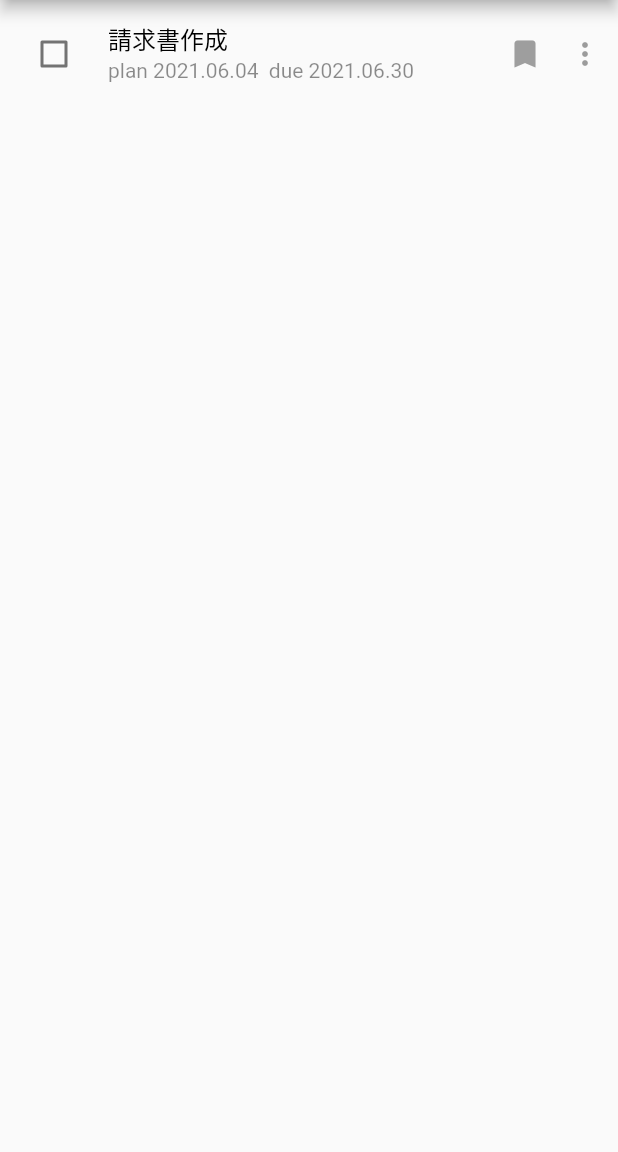
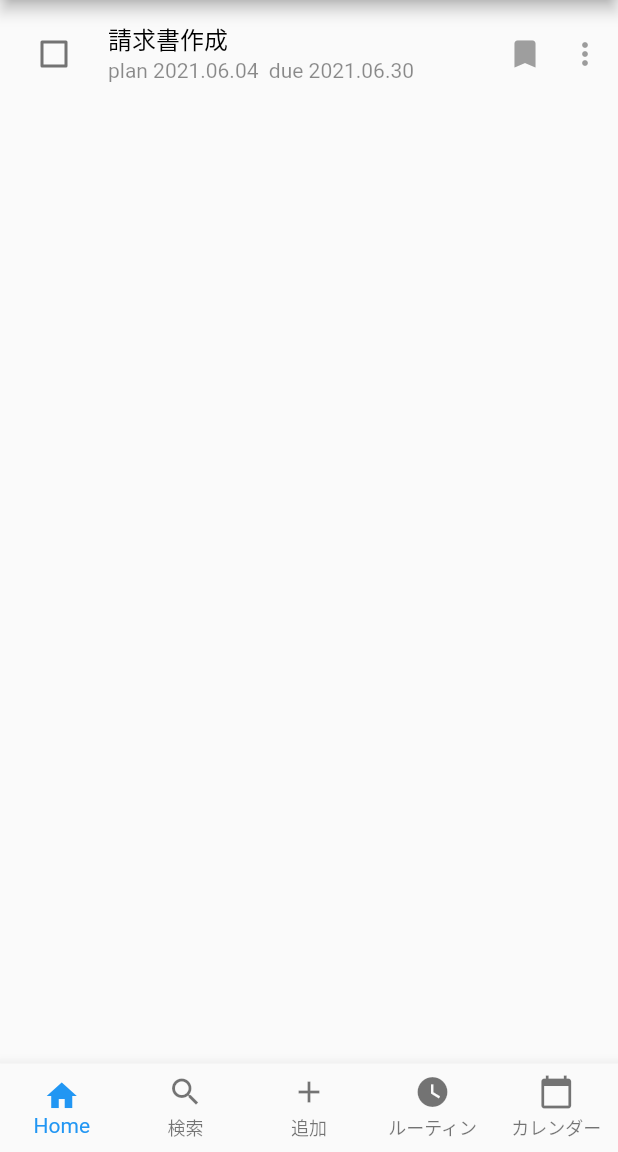
Before and after one commit to kymx1983/personal_task_mobile, a Flutter app: the screen it shows after launch, on a phone screen of 412 x 824 dp, the part 84-1236 px from its top. Run offline on Flutter 3.47's test engine with Material 2 defaults, Android fonts, the phone set to English and light mode, and no system bars.

Commit message:
Footerを追加

```diff
--- /dev/null
+++ b/lib/footer.dart
@@ -0,0 +1,39 @@
+import 'package:flutter/material.dart';
+
+class Footer extends StatefulWidget {
+  const Footer();
+
+  @override
+  _Footer createState() => _Footer();
+}
+
+class _Footer extends State {
+  @override
+  Widget build(BuildContext context) {
+    return BottomNavigationBar(
+      type: BottomNavigationBarType.fixed,
+      items: const [
+        BottomNavigationBarItem(
+          icon: Icon(Icons.home),
+          label: 'Home',
+        ),
+        BottomNavigationBarItem(
+          icon: Icon(Icons.search),
+          label: '検索',
+        ),
+        BottomNavigationBarItem(
+          icon: Icon(Icons.add),
+          label: '追加',
+        ),
+        BottomNavigationBarItem(
+          icon: Icon(Icons.watch_later),
+          label: 'ルーティン',
+        ),
+        BottomNavigationBarItem(
+          icon: Icon(Icons.calendar_today),
+          label: 'カレンダー',
+        ),
+      ],
+    );
+  }
+}
--- a/lib/main.dart
+++ b/lib/main.dart
@@ -1,4 +1,5 @@
 import 'package:flutter/material.dart';
+import 'footer.dart';
 
 void main() {
   runApp(MyApp());
@@ -11,19 +12,7 @@ class MyApp extends StatelessWidget {
     return MaterialApp(
       title: 'Flutter Demo',
       theme: ThemeData(
-        // This is the theme of your application.
-        //
-        // Try running your application with "flutter run". You'll see the
-        // application has a blue toolbar. Then, without quitting the app, try
-        // changing the primarySwatch below to Colors.green and then invoke
-        // "hot reload" (press "r" in the console where you ran "flutter run",
-        // or simply save your changes to "hot reload" in a Flutter IDE).
-        // Notice that the counter didn't reset back to zero; the application
-        // is not restarted.
         primarySwatch: Colors.blue,
-        // This makes the visual density adapt to the platform that you run
-        // the app on. For desktop platforms, the controls will be smaller and
-        // closer together (more dense) than on mobile platforms.
         visualDensity: VisualDensity.adaptivePlatformDensity,
       ),
       home: MyHomePage(title: 'Flutter Demo Home Page'),
@@ -33,15 +22,6 @@ class MyApp extends StatelessWidget {
 
 class MyHomePage extends StatefulWidget {
   MyHomePage({Key key, this.title}) : super(key: key);
-
-  // This widget is the home page of your application. It is stateful, meaning
-  // that it has a State object (defined below) that contains fields that affect
-  // how it looks.
-
-  // This class is the configuration for the state. It holds the values (in this
-  // case the title) provided by the parent (in this case the App widget) and
-  // used by the build method of the State. Fields in a Widget subclass are
-  // always marked "final".
 
   final String title;
 
@@ -127,11 +107,7 @@ class _MyHomePageState extends State<MyHomePage> {
           ],
         ),
       ),
-      // floatingActionButton: FloatingActionButton(
-      //   onPressed: _incrementCounter,
-      //   tooltip: 'Increment',
-      //   child: Icon(Icons.add),
-      // ), // This trailing comma makes auto-formatting nicer for build methods.
+        bottomNavigationBar: Footer() // <- Footer Widget (Footer Instance)を指定
     );
   }
 }
```
